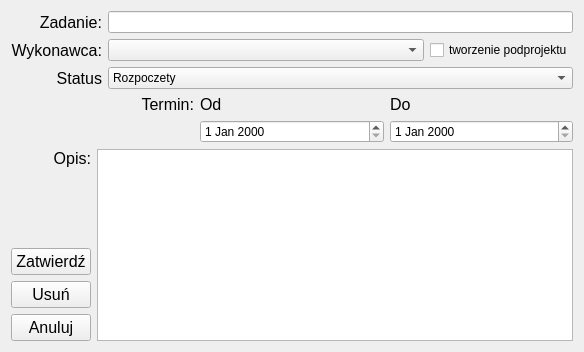
This is project_managment/project_managment/edycja_zadanie_okno.ui in Sleyn2/IO_projectmanagement as Qt 5 draws it before an edit. The edited form follows.
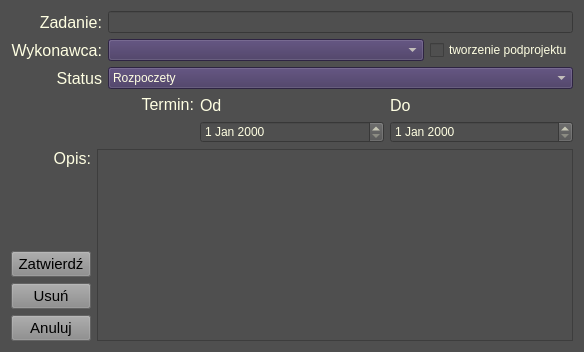
This is the edited form.

```diff
--- a/project_managment/project_managment/edycja_zadanie_okno.ui
+++ b/project_managment/project_managment/edycja_zadanie_okno.ui
@@ -13,6 +13,9 @@
   <property name="windowTitle">
    <string>EdycjaZadan</string>
   </property>
+  <property name="styleSheet">
+   <string notr="true">background-color: rgb(79, 79, 79);</string>
+  </property>
   <layout class="QGridLayout" name="gridLayout_2">
    <item row="1" column="0">
     <layout class="QHBoxLayout" name="horizontalLayout_2">
@@ -25,6 +28,9 @@
            <pointsize>12</pointsize>
           </font>
          </property>
+         <property name="styleSheet">
+          <string notr="true">color: rgb(255, 255, 226);</string>
+         </property>
          <property name="text">
           <string>Termin:</string>
          </property>
@@ -60,6 +66,9 @@
          <property name="layoutDirection">
           <enum>Qt::LeftToRight</enum>
          </property>
+         <property name="styleSheet">
+          <string notr="true">color: rgb(255, 255, 226);</string>
+         </property>
          <property name="text">
           <string>Od</string>
          </property>
@@ -69,7 +78,11 @@
         </widget>
        </item>
        <item>
-        <widget class="QDateEdit" name="dateEdit_start"/>
+        <widget class="QDateEdit" name="dateEdit_start">
+         <property name="styleSheet">
+          <string notr="true">color: rgb(255, 255, 226);</string>
+         </property>
+        </widget>
        </item>
       </layout>
      </item>
@@ -85,6 +98,9 @@
          <property name="layoutDirection">
           <enum>Qt::LeftToRight</enum>
          </property>
+         <property name="styleSheet">
+          <string notr="true">color: rgb(255, 255, 226);</string>
+         </property>
          <property name="text">
           <string>Do</string>
          </property>
@@ -94,7 +110,11 @@
         </widget>
        </item>
        <item>
-        <widget class="QDateEdit" name="dateEdit_finish"/>
+        <widget class="QDateEdit" name="dateEdit_finish">
+         <property name="styleSheet">
+          <string notr="true">color: rgb(255, 255, 226);</string>
+         </property>
+        </widget>
        </item>
       </layout>
      </item>
@@ -114,6 +134,9 @@
          <property name="layoutDirection">
           <enum>Qt::LeftToRight</enum>
          </property>
+         <property name="styleSheet">
+          <string notr="true">color: rgb(255, 255, 226);</string>
+         </property>
          <property name="text">
           <string>Opis:</string>
          </property>
@@ -139,9 +162,12 @@
         <widget class="QPushButton" name="pushButton_potwierdz">
          <property name="font">
           <font>
-           <pointsize>12</pointsize>
+           <pointsize>11</pointsize>
           </font>
          </property>
+         <property name="styleSheet">
+          <string notr="true">background-color: rgb(139, 139, 139);</string>
+         </property>
          <property name="text">
           <string>Zatwierdź</string>
          </property>
@@ -151,9 +177,12 @@
         <widget class="QPushButton" name="pushButton_usun">
          <property name="font">
           <font>
-           <pointsize>12</pointsize>
+           <pointsize>11</pointsize>
           </font>
          </property>
+         <property name="styleSheet">
+          <string notr="true">background-color: rgb(139, 139, 139);</string>
+         </property>
          <property name="text">
           <string>Usuń</string>
          </property>
@@ -163,9 +192,12 @@
         <widget class="QPushButton" name="pushButton_anuluj">
          <property name="font">
           <font>
-           <pointsize>12</pointsize>
+           <pointsize>11</pointsize>
           </font>
          </property>
+         <property name="styleSheet">
+          <string notr="true">background-color: rgb(139, 139, 139);</string>
+         </property>
          <property name="text">
           <string>Anuluj</string>
          </property>
@@ -174,7 +206,11 @@
       </layout>
      </item>
      <item>
-      <widget class="QTextEdit" name="textEdit_opis"/>
+      <widget class="QTextEdit" name="textEdit_opis">
+       <property name="styleSheet">
+        <string notr="true">color: rgb(255, 255, 226);</string>
+       </property>
+      </widget>
      </item>
     </layout>
    </item>
@@ -182,6 +218,10 @@
     <layout class="QGridLayout" name="gridLayout">
      <item row="2" column="1">
       <widget class="QComboBox" name="comboBox_status">
+       <property name="styleSheet">
+        <string notr="true">color: rgb(255, 255, 226);
+background-color: rgb(65, 51, 93);</string>
+       </property>
        <item>
         <property name="text">
          <string>Rozpoczety</string>
@@ -200,7 +240,11 @@
       </widget>
      </item>
      <item row="0" column="1">
-      <widget class="QLineEdit" name="lineEdit_nazwa"/>
+      <widget class="QLineEdit" name="lineEdit_nazwa">
+       <property name="styleSheet">
+        <string notr="true">color: rgb(255, 255, 226);</string>
+       </property>
+      </widget>
      </item>
      <item row="1" column="0">
       <widget class="QLabel" name="label_5">
@@ -209,6 +253,9 @@
          <pointsize>12</pointsize>
         </font>
        </property>
+       <property name="styleSheet">
+        <string notr="true">color: rgb(255, 255, 226);</string>
+       </property>
        <property name="text">
         <string>Wykonawca:</string>
        </property>
@@ -224,6 +271,9 @@
          <pointsize>12</pointsize>
         </font>
        </property>
+       <property name="styleSheet">
+        <string notr="true">color: rgb(255, 255, 226);</string>
+       </property>
        <property name="text">
         <string>Status</string>
        </property>
@@ -239,6 +289,9 @@
          <pointsize>12</pointsize>
         </font>
        </property>
+       <property name="styleSheet">
+        <string notr="true">color: rgb(255, 255, 226);</string>
+       </property>
        <property name="text">
         <string>Zadanie:</string>
        </property>
@@ -250,7 +303,12 @@
      <item row="1" column="1">
       <layout class="QHBoxLayout" name="horizontalLayout_3">
        <item>
-        <widget class="QComboBox" name="comboBox_Wykonawcy"/>
+        <widget class="QComboBox" name="comboBox_Wykonawcy">
+         <property name="styleSheet">
+          <string notr="true">color: rgb(255, 255, 226);
+background-color: rgb(65, 51, 93);</string>
+         </property>
+        </widget>
        </item>
        <item>
         <widget class="QCheckBox" name="checkBox">
@@ -260,6 +318,9 @@
            <verstretch>0</verstretch>
           </sizepolicy>
          </property>
+         <property name="styleSheet">
+          <string notr="true">color: rgb(255, 255, 226);</string>
+         </property>
          <property name="text">
           <string>tworzenie podprojektu</string>
          </property>
```
